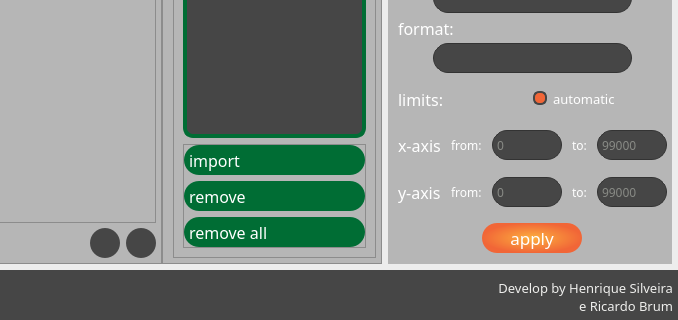
The window that Forms/form.ui (henriquealende/PsychoBox) describes before a commit, drawn with Qt 5; both pictures show x 368 to 1046 and y 345 to 665 of the 1046 by 665 pixel window.
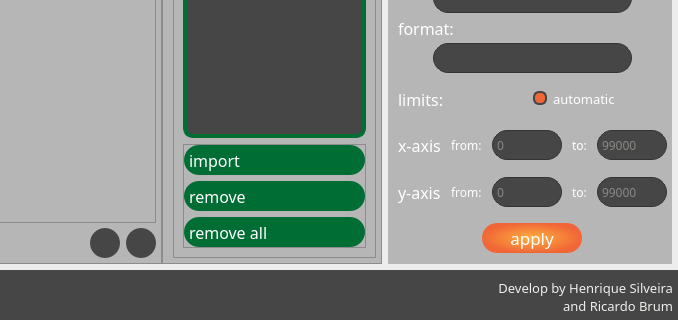
The same window after the commit. Icons and pictures are not drawn.

What changed in the file:
```diff
--- a/Forms/form.ui
+++ b/Forms/form.ui
@@ -8757,7 +8757,7 @@
         </property>
         <property name="text">
          <string>Develop by Henrique Silveira
- e Ricardo Brum</string>
+ and Ricardo Brum</string>
         </property>
         <property name="alignment">
          <set>Qt::AlignBottom|Qt::AlignRight|Qt::AlignTrailing</set>
```
Left out of the diff: 3 changed lines with no effect on the pictures.
